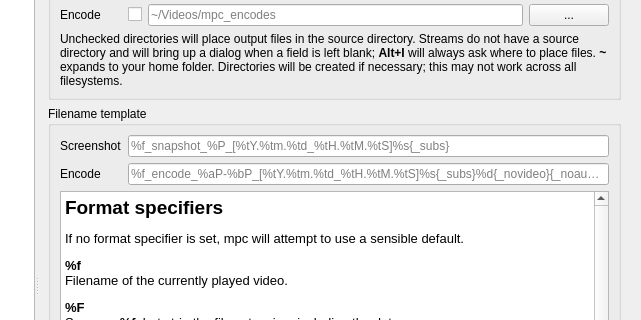
First picture: the form in settingswindow.ui, repository mpc-qt/mpc-qt, before the edit; both pictures show x 126 to 767 and y 95 to 415 of the 767 by 787 pixel window.
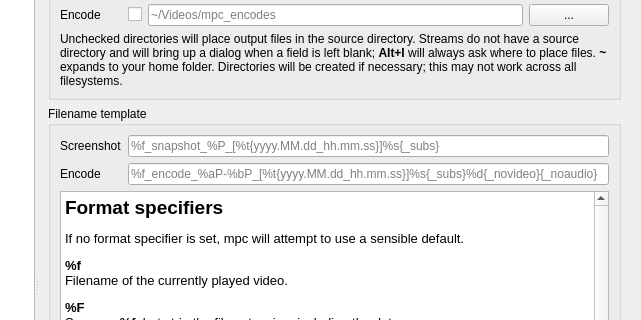
Second picture: the form after the edit.

Commit message: settingswindow: update placeholder text

```diff
--- a/settingswindow.ui
+++ b/settingswindow.ui
@@ -5186,7 +5186,7 @@
               <item row="0" column="1">
                <widget class="QLineEdit" name="screenshotTemplate">
                 <property name="placeholderText">
-                 <string>%f_snapshot_%P_[%tY.%tm.%td_%tH.%tM.%tS]%s{_subs}</string>
+                 <string>%f_snapshot_%P_[%t{yyyy.MM.dd_hh.mm.ss}]%s{_subs}</string>
                 </property>
                </widget>
               </item>
@@ -5200,7 +5200,7 @@
               <item row="1" column="1">
                <widget class="QLineEdit" name="encodeTemplate">
                 <property name="placeholderText">
-                 <string>%f_encode_%aP-%bP_[%tY.%tm.%td_%tH.%tM.%tS]%s{_subs}%d{_novideo}{_noaudio}</string>
+                 <string>%f_encode_%aP-%bP_[%t{yyyy.MM.dd_hh.mm.ss}]%s{_subs}%d{_novideo}{_noaudio}</string>
                 </property>
                </widget>
               </item>
```
